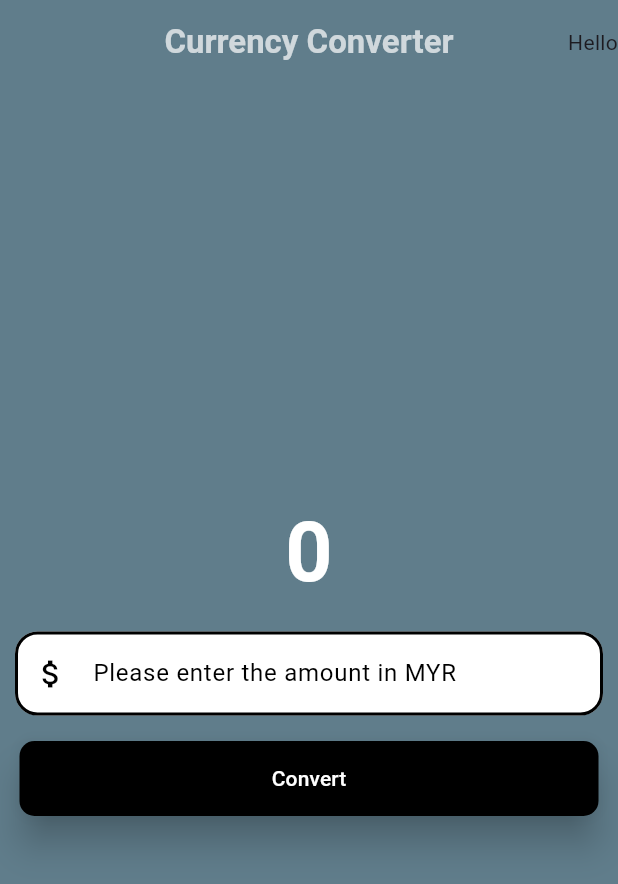
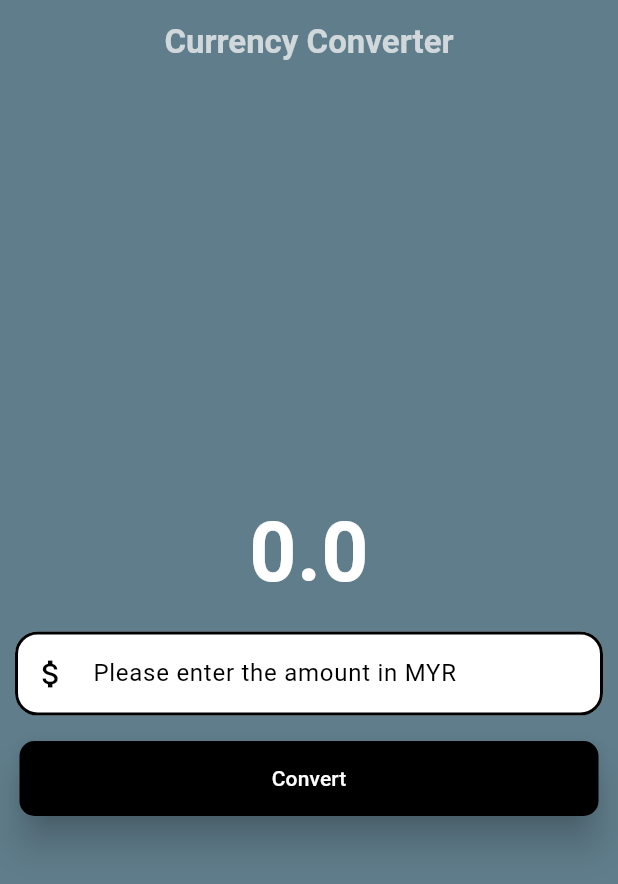
Before and after one commit to yattish47/currency_converter, a Flutter app: the screen it shows after launch, after a tap on "Convert", on a phone screen of 412 x 824 dp. Shown: the top 884 px of the screen. Run offline on Flutter 3.47's test engine with Material 3 defaults, Android fonts, the phone set to English and light mode, and no system bars.

Commit message:
Add logic to convert input to usd rate

```diff
--- a/lib/currency_converter_material_page.dart
+++ b/lib/currency_converter_material_page.dart
@@ -1,11 +1,18 @@
 import 'package:flutter/foundation.dart';
 import 'package:flutter/material.dart';
+
+// 1. create a variable to store the converted currency value
+// 2. Create a function that multiplies the value given by the the text field with rate
+// 3. Store the value in the variable that we created
+// 4. Display the value/variable
 
 class CurrencyConverterMaterialPage extends StatelessWidget {
   const CurrencyConverterMaterialPage({super.key});
 
   @override
   Widget build(BuildContext context) {
+    double results = 0;
+    final TextEditingController textEditingController = TextEditingController();
     // dont put too complex tasks in build, like async or timer
     // build should have the widget tree to display thats all
     final border = OutlineInputBorder(
@@ -30,14 +37,13 @@ class CurrencyConverterMaterialPage extends StatelessWidget {
           ),
         ),
         centerTitle: true,
-        actions: [Text("Hello")],
       ),
       body: Center(
         child: Column(
           mainAxisAlignment: MainAxisAlignment.center,
           children: [
             Text(
-              '0',
+              results.toString(),
               style: TextStyle(
                   fontSize: 55,
                   fontWeight: FontWeight.bold,
@@ -47,6 +53,7 @@ class CurrencyConverterMaterialPage extends StatelessWidget {
               padding: EdgeInsets.all(10.0),
               margin: EdgeInsets.only(top: 3.0),
               child: TextField(
+                controller: textEditingController,
                 style: TextStyle(color: Colors.black),
                 decoration: InputDecoration(
                   hintText: 'Please enter the amount in MYR',
@@ -76,6 +83,7 @@ class CurrencyConverterMaterialPage extends StatelessWidget {
                   if (kDebugMode) {
                     print('button Clicked');
                   }
+                  results = double.parse(textEditingController.text * 4);
                 },
                 style: ButtonStyle(
                   backgroundColor: WidgetStatePropertyAll(Colors.black),
--- a/lib/main.dart
+++ b/lib/main.dart
@@ -19,7 +19,7 @@ class MyApp extends StatelessWidget {
 
   @override
   Widget build(BuildContext context) {
-    return MaterialApp(
+    return const MaterialApp(
       home: CurrencyConverterMaterialPage(),
     );
   }
```
